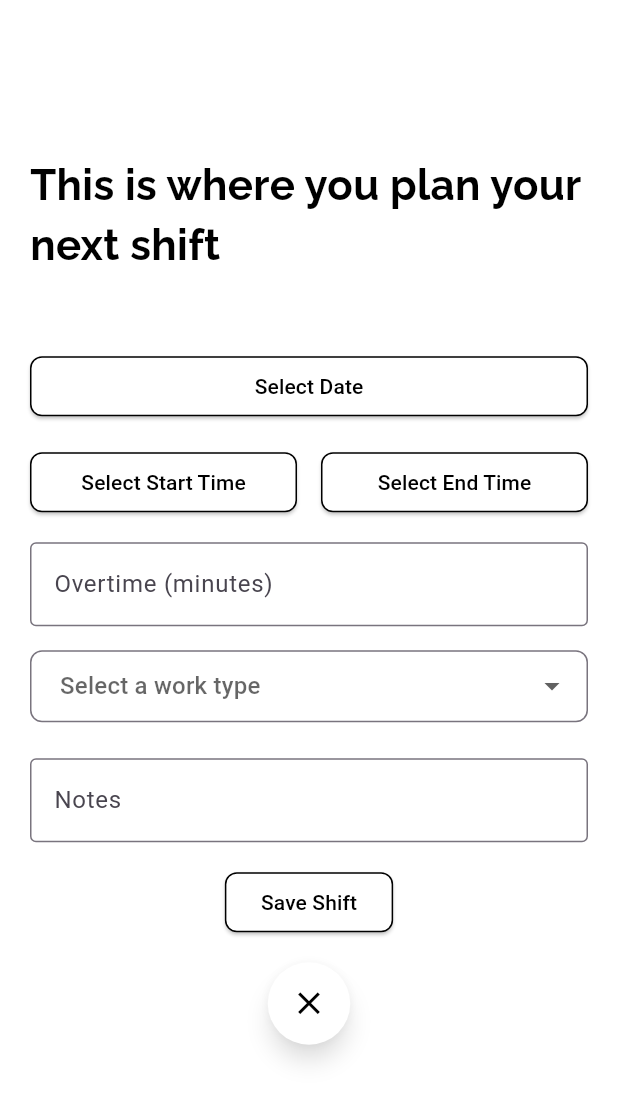
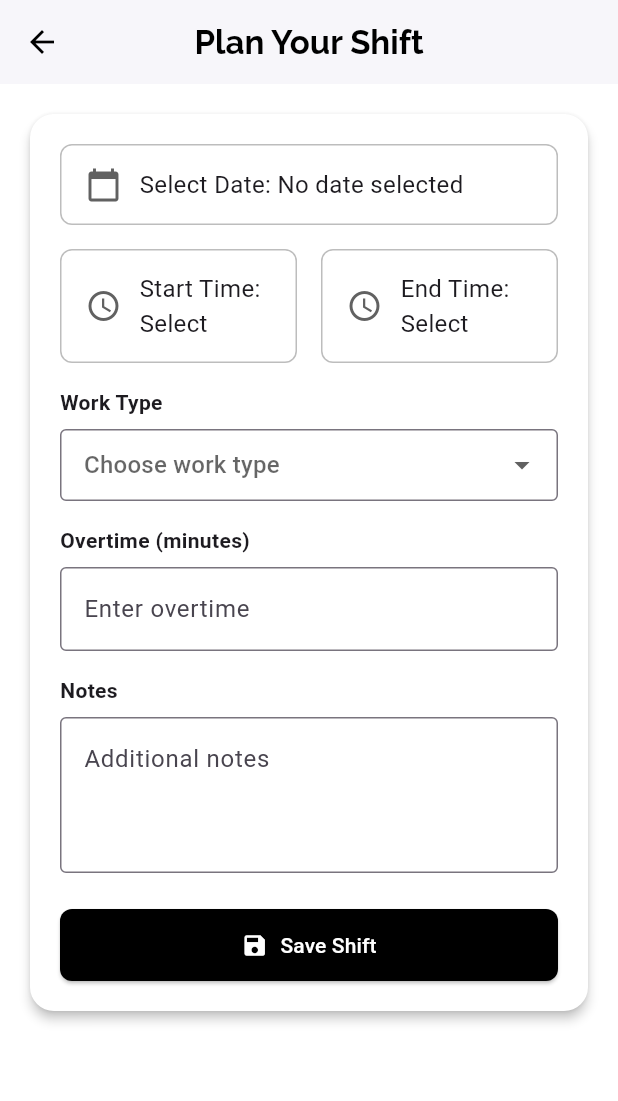
Before and after one commit to konkazazis/onion, a Flutter app: the ShiftScheduler screen opened directly with empty values, on a phone screen of 412 x 824 dp. Shown: the top 1101 px of the screen. Run offline on Flutter 3.47's test engine with Material 3 defaults, Android fonts, the phone set to English and light mode, and no system bars; our stand-ins replace cloud_firestore, firebase_auth, firebase_core, fluttertoast, google_fonts, table_calendar; accounts and stored records are empty; generated files the repository leaves out were written again.

Commit message:
scheduler design overhaul

```diff
--- a/lib/shift_scheduler.dart
+++ b/lib/shift_scheduler.dart
@@ -103,132 +103,74 @@ class _ShiftSchedulerState extends State<ShiftScheduler> {
 
   @override
   Widget build(BuildContext context) {
-    return Material(
-      color: Colors.white,
-      child: Padding(
-          padding: const EdgeInsets.all(20.0),
-          child: Center(
-            child: Column(
-              mainAxisAlignment: MainAxisAlignment.center, // Center vertically
-              crossAxisAlignment:
-                  CrossAxisAlignment.center, // Center horizontally
-              mainAxisSize:
-                  MainAxisSize.min, // Prevent Column from taking full heigh
-              children: [
-                Text(
-                  'This is where you plan your next shift',
+    return Scaffold(
+      backgroundColor: Colors.white,
+      appBar: AppBar(
+        backgroundColor: Colors.white,
+        elevation: 1,
+        iconTheme: const IconThemeData(color: Colors.black),
+        title: Text("Plan Your Shift",
             style: GoogleFonts.raleway(
                 textStyle: const TextStyle(
                     color: Colors.black,
                     fontWeight: FontWeight.bold,
-                          fontSize: 28)),
+                    fontSize: 22))),
+        centerTitle: true,
       ),
-                const SizedBox(height: 50),
+      body: SingleChildScrollView(
+        padding: const EdgeInsets.all(16),
+        child: Card(
+          color: Colors.white,
+          shape: RoundedRectangleBorder(borderRadius: BorderRadius.circular(16)),
+          elevation: 3,
+          child: Padding(
+            padding: const EdgeInsets.all(20.0),
+            child: Column(
+              crossAxisAlignment: CrossAxisAlignment.start,
+              children: [
+                _buildLabeledButton(
+                  label: "Select Date",
+                  value: selectedDate != null
+                      ? DateFormat('yyyy-MM-dd').format(selectedDate!)
+                      : "No date selected",
+                  icon: Icons.calendar_today,
+                  onTap: () => _selectDate(context),
+                ),
+
+                const SizedBox(height: 16),
+
                 Row(
                   children: [
                     Expanded(
-                      child: ElevatedButton(
-                        style: ElevatedButton.styleFrom(
-                          backgroundColor: Colors.white,
-                          side: BorderSide(
-                              color: Colors.black, width: 1), // Optional border
-                          shape: RoundedRectangleBorder(
-                            borderRadius: BorderRadius.circular(8),
-                            side: const BorderSide(color: Colors.grey, width: 1),
+                      child: _buildLabeledButton(
+                        label: "Start Time",
+                        value: startTime?.format(context) ?? "Select",
+                        icon: Icons.access_time,
+                        onTap: () => _selectTime(context, true),
                       ),
                     ),
-                        onPressed: () => _selectDate(context),
-                        child: Text(
-                          style: TextStyle(color: Colors.black),
-                          selectedDate != null
-                              ? 'Date: ${DateFormat('yyyy-MM-dd').format(selectedDate!)}'
-                              : 'Select Date',
-                        ),
+                    const SizedBox(width: 16),
+                    Expanded(
+                      child: _buildLabeledButton(
+                        label: "End Time",
+                        value: endTime?.format(context) ?? "Select",
+                        icon: Icons.access_time_outlined,
+                        onTap: () => _selectTime(context, false),
                       ),
                     ),
                   ],
                 ),
+
                 const SizedBox(height: 16),
-                Row(
-                  children: [
-                    Expanded(
-                      child: ElevatedButton(
-                        style: ElevatedButton.styleFrom(
-                          backgroundColor: Colors.white,
-                          side: BorderSide(
-                              color: Colors.black, width: 1), // Optional border
-                          shape: RoundedRectangleBorder(
-                            borderRadius: BorderRadius.circular(8),
-                            side: const BorderSide(color: Colors.grey, width: 1),
-                          ),
-                        ),
-                        onPressed: () => _selectTime(context, true),
-                        child: Text(
-                          style: TextStyle(color: Colors.black),
-                          startTime != null
-                              ? 'Start: ${startTime!.format(context)}'
-                              : 'Select Start Time',
-                        ),
-                      ),
-                    ),
-                    const SizedBox(width: 16),
-                    Expanded(
-                      child: ElevatedButton(
-                        style: ElevatedButton.styleFrom(
-                          backgroundColor: Colors.white,
-                          side: BorderSide(
-                              color: Colors.black, width: 1), // Optional border
-                          shape: RoundedRectangleBorder(
-                            borderRadius: BorderRadius.circular(8),
-                            side: const BorderSide(color: Colors.grey, width: 1),
-                          ),
-                        ),
-                        onPressed: () => _selectTime(context, false),
-                        child: Text(
-                          style: TextStyle(color: Colors.black),
-                          endTime != null
-                              ? 'End: ${endTime!.format(context)}'
-                              : 'Select End Time',
-                        ),
-                      ),
-                    ),
-                  ],
-                ),
-                const SizedBox(height: 16),
-                TextField(
-                        keyboardType: TextInputType.number,
-                        inputFormatters: <TextInputFormatter>[
-                          FilteringTextInputFormatter.digitsOnly
-                        ],
-                        //controller: timeController,
-                        decoration: InputDecoration(
-                            border: OutlineInputBorder(),
-                            labelText: 'Overtime (minutes)'
-                        ),
-                        onChanged: (value) {
-                          setState(() {
-                            overtime = value;
-                            print(overtime);
-                          });
-                        },
-                      ),
-                    const SizedBox(width: 16),
-              const SizedBox(height: 16),
+                Text("Work Type", style: TextStyle(fontWeight: FontWeight.bold)),
+                const SizedBox(height: 8),
                 DropdownButtonFormField<String>(
                   isExpanded: true,
-                  dropdownColor: Colors.white,
-                  focusColor: Colors.black,
-                  decoration: InputDecoration(
-                    border: OutlineInputBorder(
-                      borderRadius:
-                          BorderRadius.circular(8),
-                      borderSide: BorderSide(
-                          color: Colors.black, width: 1),
+                  decoration: const InputDecoration(
+                    border: OutlineInputBorder(),
+                    contentPadding: EdgeInsets.symmetric(horizontal: 12),
                   ),
-                    contentPadding:
-                        EdgeInsets.symmetric(vertical: 12, horizontal: 16),
-                  ),
-                  hint: Text("Select a work type"),
+                  hint: const Text("Choose work type"),
                   value: selectedWorkType,
                   items: workTypes
                       .map((type) => DropdownMenuItem<String>(
@@ -236,63 +178,87 @@ class _ShiftSchedulerState extends State<ShiftScheduler> {
                     child: Text(type),
                   ))
                       .toList(),
-                  onChanged: (value) =>
-                      setState(() => selectedWorkType = value),
+                  onChanged: (value) => setState(() => selectedWorkType = value),
                 ),
-                const SizedBox(height: 24),
+
+                const SizedBox(height: 16),
+                Text("Overtime (minutes)", style: TextStyle(fontWeight: FontWeight.bold)),
+                const SizedBox(height: 8),
                 TextField(
-                  decoration: InputDecoration(
-                    border: OutlineInputBorder(),
-                    hintText: 'Notes',
+                  keyboardType: TextInputType.number,
+                  inputFormatters: [FilteringTextInputFormatter.digitsOnly],
+                  decoration: const InputDecoration(
+                      border: OutlineInputBorder(), hintText: "Enter overtime"),
+                  onChanged: (value) => setState(() => overtime = value),
                 ),
+
+                const SizedBox(height: 16),
+
+                Text("Notes", style: TextStyle(fontWeight: FontWeight.bold)),
+                const SizedBox(height: 8),
+                TextField(
+                  maxLines: 3,
+                  decoration: const InputDecoration(
+                      border: OutlineInputBorder(), hintText: "Additional notes"),
                   onChanged: (value) => setState(() => notes = value),
                 ),
-                const SizedBox(height: 16),
-                Center(
-                  child: ElevatedButton(
+
+                const SizedBox(height: 24),
+
+                SizedBox(
+                  width: double.infinity,
+                  child: ElevatedButton.icon(
+                    icon: const Icon(Icons.save, color: Colors.white),
+                    label: const Text("Save Shift",
+                        style: TextStyle(color: Colors.white)),
                     style: ElevatedButton.styleFrom(
-                      backgroundColor: Colors.white,
-                      side: BorderSide(color: Colors.black, width: 1),
+                        backgroundColor: Colors.black,
+                        padding: const EdgeInsets.symmetric(vertical: 14),
                         shape: RoundedRectangleBorder(
-                        borderRadius: BorderRadius.circular(8),
-                        side: const BorderSide(color: Colors.grey, width: 1),
-                      ),
-                    ),
+                            borderRadius: BorderRadius.circular(8))),
                     onPressed: () async {
                       await _saveShift();
                       Navigator.pop(context, 'refresh');
                     },
-                    child: const Text(
-                        style: TextStyle(color: Colors.black), 'Save Shift'),
                   ),
                 ),
-                const SizedBox(height: 16),
-                Align(
-                  alignment: Alignment.bottomCenter,
-                  child: Padding(
-                    padding: const EdgeInsets.only(
-                        bottom: 24.0), // Adjust padding as needed
-                    child: ElevatedButton(
-                      onPressed: () => Navigator.pop(context, 'refresh'),
-                      style: ElevatedButton.styleFrom(
-                        backgroundColor: Colors.white,
-                        foregroundColor: Colors.black,
-                        shape: const CircleBorder(), // Fully round button
-                        padding: const EdgeInsets.all(
-                            15.0), // Increase for a bigger button
-                        elevation: 6.0,
-                        shadowColor: Colors.black54,
-                      ),
-                      child: const Icon(
-                        Icons.close,
-                        size: 25.0, // Bigger icon
+              ],
             ),
           ),
         ),
       ),
+    );
+  }
+
+  Widget _buildLabeledButton({
+    required String label,
+    required String value,
+    required IconData icon,
+    required VoidCallback onTap,
+  }) {
+    return GestureDetector(
+      onTap: onTap,
+      child: Container(
+        padding: const EdgeInsets.symmetric(vertical: 14, horizontal: 16),
+        decoration: BoxDecoration(
+          border: Border.all(color: Colors.grey.shade400),
+          borderRadius: BorderRadius.circular(8),
+          color: Colors.white,
+        ),
+        child: Row(
+          children: [
+            Icon(icon, color: Colors.grey[700]),
+            const SizedBox(width: 12),
+            Expanded(
+              child: Text(
+                "$label: $value",
+                style: const TextStyle(fontSize: 16),
+              ),
+            ),
           ],
         ),
-          )),
+      ),
     );
   }
+
 }
```
Also changed, not shown: 1 other file. Lines whose indentation alone changed are shown as unchanged.
